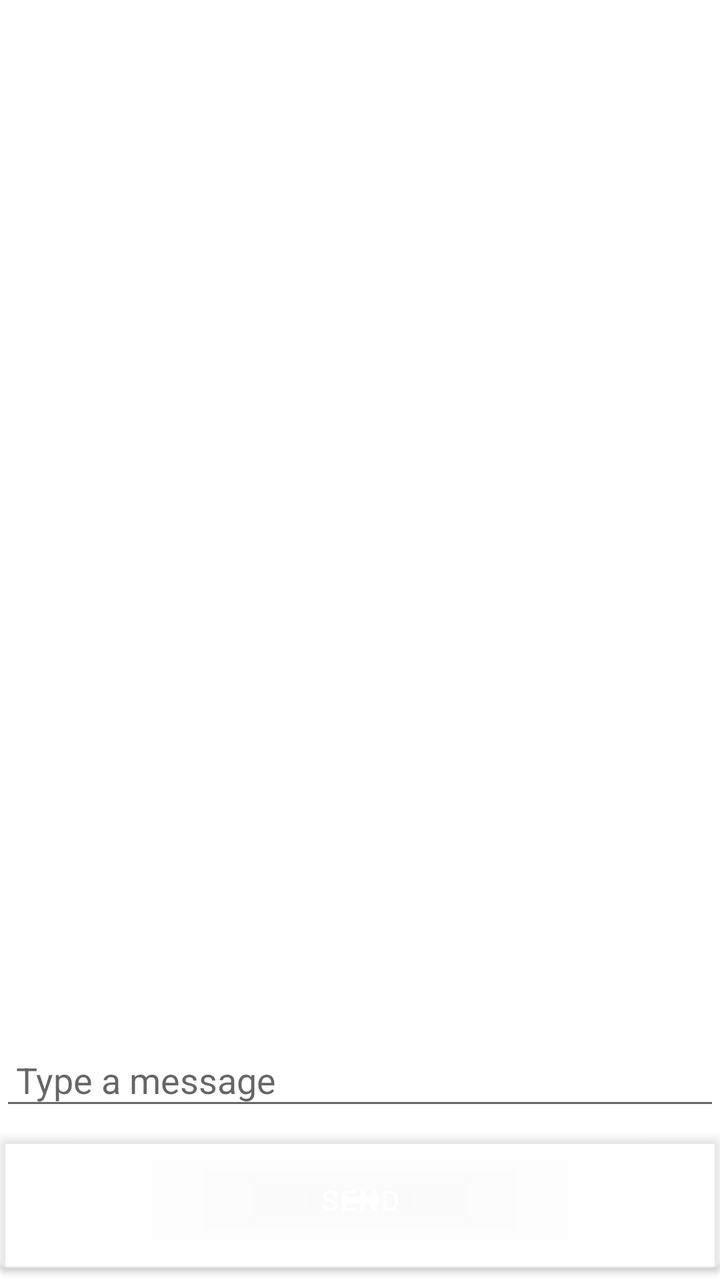
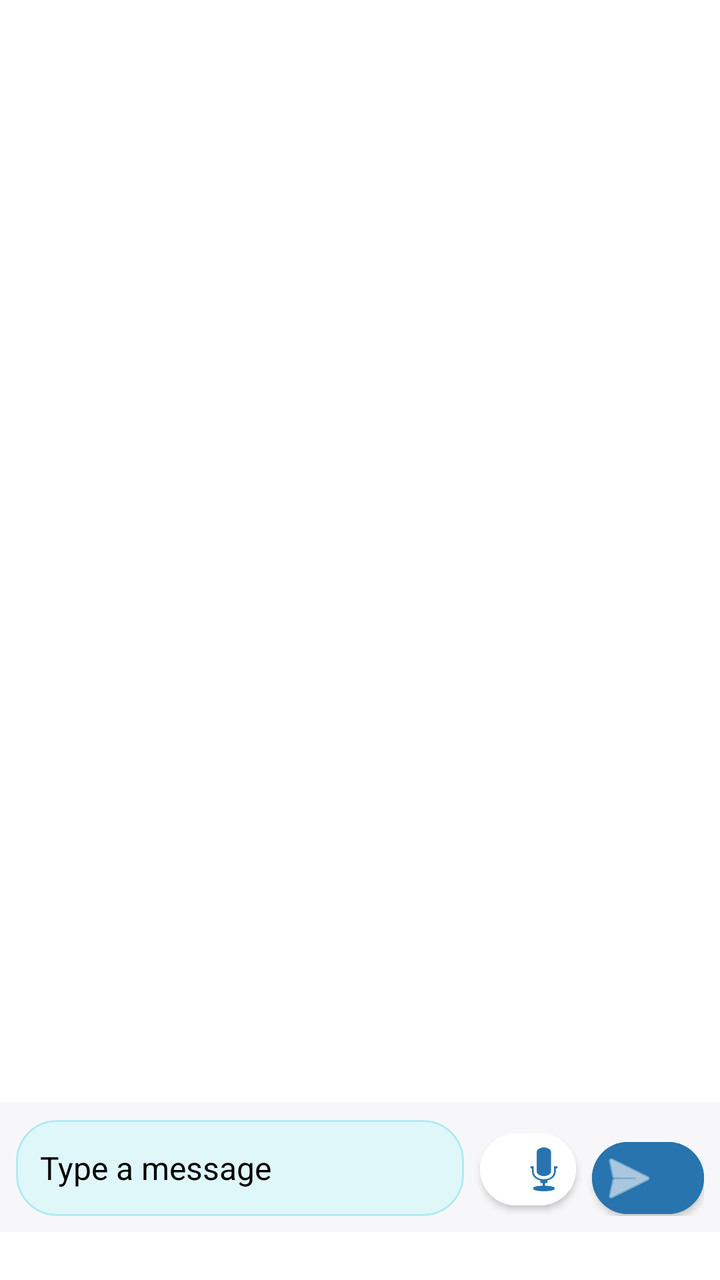

Before-and-after screenshots of an Android layout around one commit, followed by the original layout XML and the change that was made.
<!-- AndroidManifest.xml: application theme Theme.VISTA -->
<!-- res/layout/activity_chat_bot_page.xml -->
<LinearLayout xmlns:android="http://schemas.android.com/apk/res/android"
    android:layout_width="match_parent"
    android:layout_height="match_parent"
    android:orientation="vertical">

    
    <androidx.recyclerview.widget.RecyclerView
        android:id="@+id/chatRecyclerView"
        android:layout_width="match_parent"
        android:layout_height="0dp"
        android:layout_weight="1"
        android:padding="16dp"/>

    
    <EditText
        android:id="@+id/messageInput"
        android:layout_width="match_parent"
        android:layout_height="wrap_content"
        android:hint="Type a message"
        android:padding="8dp"/>

    

    
    <ProgressBar
        android:id="@+id/loadingProgressBar"
        android:layout_width="wrap_content"
        android:layout_height="wrap_content"
        android:layout_gravity="center"
        android:visibility="gone"/>

    <Button
        android:id="@+id/sendButton"
        android:layout_width="match_parent"
        android:layout_height="80dp"
        android:padding="8dp"
        android:text="Send" />
</LinearLayout>
<!-- resources referenced by this layout -->
<resources>
  <style name="Theme.VISTA" parent="Theme.MaterialComponents.DayNight.NoActionBar">
          <item name="colorPrimary">@color/semi_transparent_white</item>
          <item name="colorPrimaryVariant">@color/semi_transparent_white</item>
          <item name="colorOnPrimary">@color/white</item>
          <item name="android:statusBarColor">#D3D3D3</item>
      </style>
  <color name="semi_transparent_white">#80FFFFFF</color>
  <color name="white">#FFFFFF</color>
</resources>

<!-- the commit's change to res/layout/activity_chat_bot_page.xml (unified diff, before → after) -->
@@ -1,7 +1,10 @@
 <LinearLayout xmlns:android="http://schemas.android.com/apk/res/android"
+    xmlns:app="http://schemas.android.com/apk/res-auto"
     android:layout_width="match_parent"
     android:layout_height="match_parent"
-    android:orientation="vertical">
+    android:orientation="vertical"
+    android:fitsSystemWindows="true"
+    android:paddingBottom="24dp">
 
     
     <androidx.recyclerview.widget.RecyclerView
@@ -12,14 +15,52 @@
         android:padding="16dp"/>
 
     
-    <EditText
-        android:id="@+id/messageInput"
+    <LinearLayout
         android:layout_width="match_parent"
         android:layout_height="wrap_content"
-        android:hint="Type a message"
-        android:padding="8dp"/>
+        android:orientation="horizontal"
+        android:padding="8dp"
+        android:background="#F7F7F9"
+        android:elevation="4dp">
 
-    
+        <EditText
+            android:id="@+id/messageInput"
+            android:layout_width="0dp"
+            android:layout_height="48dp"
+            android:layout_weight="1"
+            android:hint="Type a message"
+            android:background="@drawable/bg_user_bubble"
+            android:padding="12dp"
+            android:textSize="16sp"
+            android:maxLines="4"
+            android:inputType="textMultiLine|textCapSentences"
+            android:textColor="#000000"
+            android:textColorHint="#000000"/>
+
+        <com.google.android.material.button.MaterialButton
+            android:id="@+id/voiceInputButton"
+            android:layout_width="48dp"
+            android:layout_height="48dp"
+            android:layout_marginStart="8dp"
+            android:backgroundTint="#fff"
+            app:icon="@android:drawable/ic_btn_speak_now"
+            app:iconTint="#2774AE"
+            app:cornerRadius="24dp"
+            android:contentDescription="Voice Input"/>
+
+        <com.google.android.material.button.MaterialButton
+            android:id="@+id/sendButton"
+            android:layout_width="56dp"
+            android:layout_height="48dp"
+            android:layout_marginStart="8dp"
+            android:backgroundTint="#2774AE"
+            android:text="Send"
+            android:textColor="#fff"
+            app:cornerRadius="24dp"
+            app:icon="@android:drawable/ic_menu_send"
+            app:iconTint="#fff"
+            app:iconGravity="textStart"/>
+    </LinearLayout>
 
     
     <ProgressBar
@@ -29,10 +70,4 @@
         android:layout_gravity="center"
         android:visibility="gone"/>
 
-    <Button
-        android:id="@+id/sendButton"
-        android:layout_width="match_parent"
-        android:layout_height="80dp"
-        android:padding="8dp"
-        android:text="Send" />
 </LinearLayout>
<!-- resource entries referenced after the edit -->
@@ -1,5 +1,13 @@
 <!-- resources referenced by this layout -->
 <resources>
+  <!-- drawable bg_user_bubble (drawable) -->
+  <?xml version="1.0" encoding="utf-8"?>
+  <shape xmlns:android="http://schemas.android.com/apk/res/android">
+      <solid android:color="#E0F7FA"/>
+      <corners android:radius="20dp"/>
+      <padding android:left="8dp" android:top="4dp" android:right="8dp" android:bottom="4dp"/>
+      <stroke android:width="1dp" android:color="#B2EBF2"/>
+  </shape>
   <style name="Theme.VISTA" parent="Theme.MaterialComponents.DayNight.NoActionBar">
           <item name="colorPrimary">@color/semi_transparent_white</item>
           <item name="colorPrimaryVariant">@color/semi_transparent_white</item>
